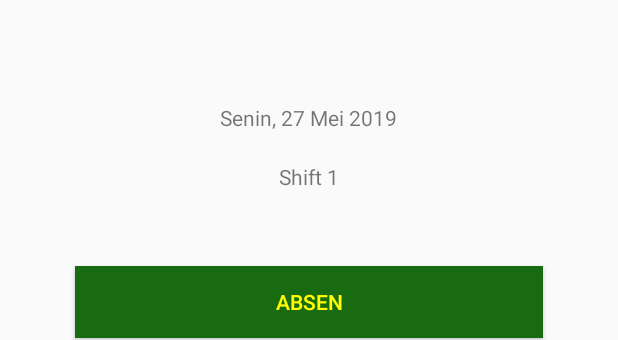
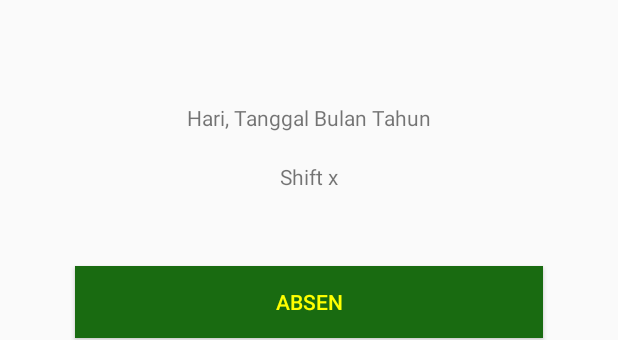
Before and after one commit to TheArKaID/Presonmu, an Android app: the layout activity_presensi.xml on its own in the app's theme, with its tools: preview values and no code run, on a phone screen of 412 x 824 dp. Shown: the part 397-737 px from the top of the screen. Run offline under Robolectric (Android 15) with nearby library versions, the light colour scheme and no system bars.

```diff
--- a/app/src/main/res/layout/activity_presensi.xml
+++ b/app/src/main/res/layout/activity_presensi.xml
@@ -14,14 +14,14 @@
         android:layout_height="wrap_content"
         android:layout_marginBottom="20dp"
         android:layout_gravity="center"
-        android:text="Senin, 27 Mei 2019"/>
+        android:text="Hari, Tanggal Bulan Tahun"/>
     <TextView
         android:id="@+id/ShiftKe"
         android:layout_width="wrap_content"
         android:layout_height="wrap_content"
         android:layout_marginBottom="50dp"
         android:layout_gravity="center"
-        android:text="Shift 1"/>
+        android:text="Shift x"/>
     <Button
         android:id="@+id/Absen"
         android:layout_width="match_parent"
```
Also changed, not shown: app/src/main/java/id/ac/umy/unires/mh/presensi.java (+13 -0 lines).
